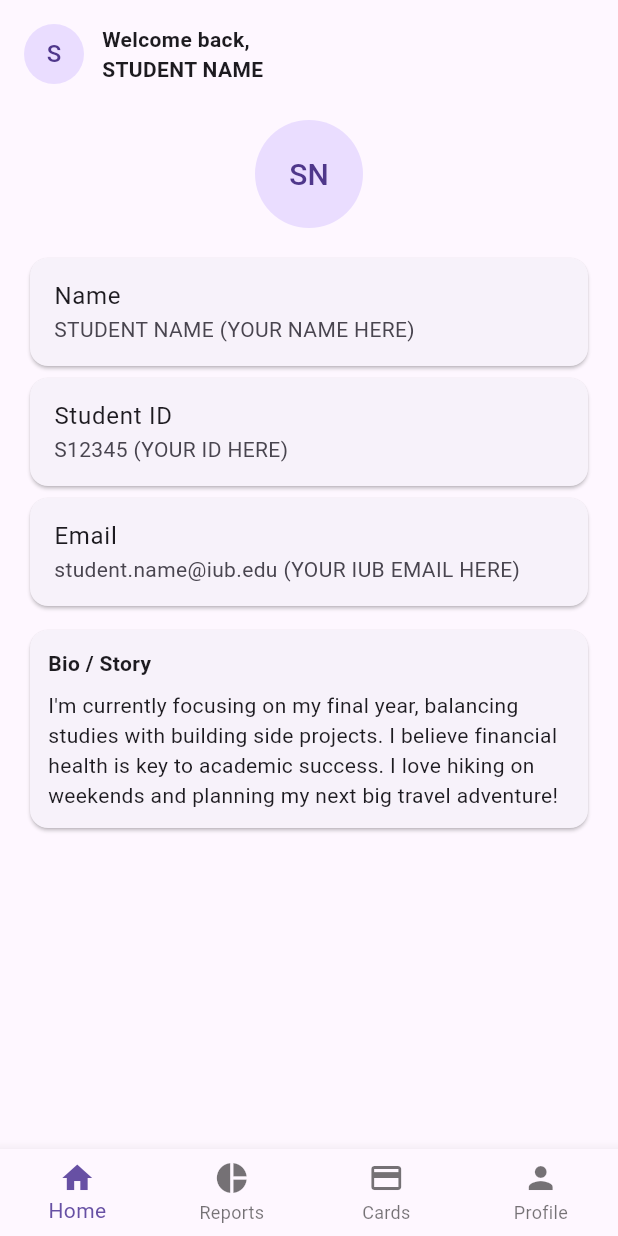
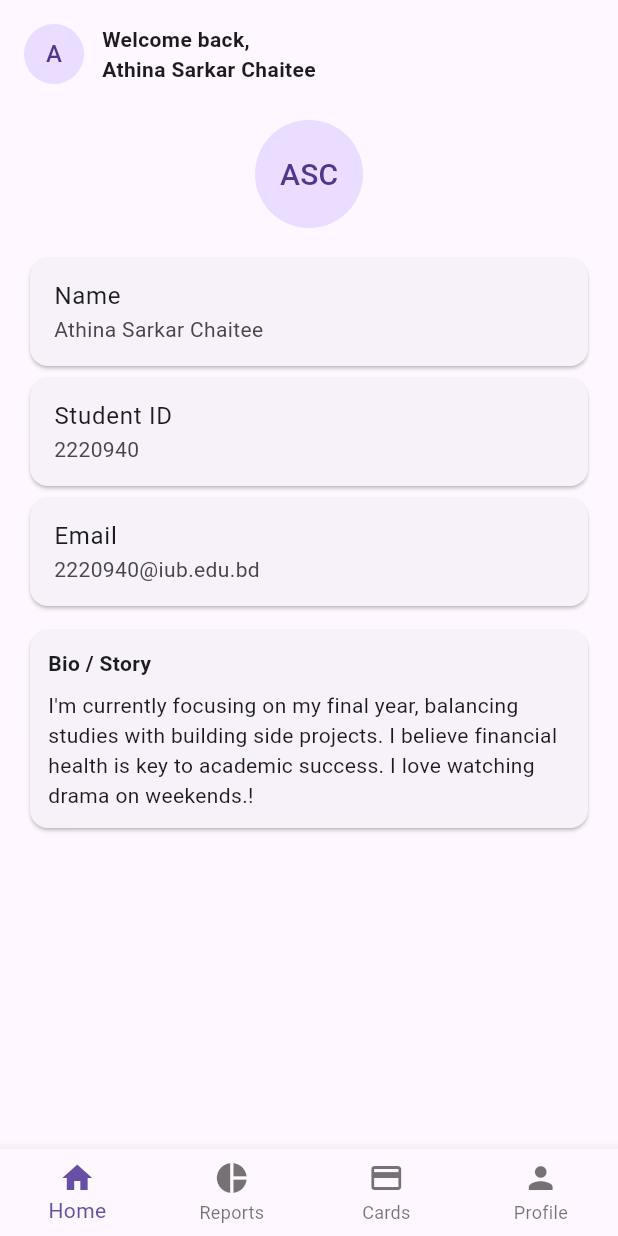
Before and after one commit to Athina-Sarkar-Chaitee/assignment-two-flutter-UI-Athina_Sarkar_Chaitee_2220940, a Flutter app: the screen it shows after launch, swiped to page 4, on a phone screen of 412 x 824 dp. Run offline on Flutter 3.47's test engine with Material 3 defaults, Android fonts, the phone set to English and light mode, and no system bars.

Commit message:
screen4 fixed

```diff
--- a/lib/screens/cards_screen.dart
+++ b/lib/screens/cards_screen.dart
@@ -13,7 +13,7 @@ class CardsScreen extends StatelessWidget {
             // Header
             Row(
               children: const [
-                CircleAvatar(child: Text('S')),
+                CircleAvatar(child: Text('A')),
                 SizedBox(width: 12),
                 Expanded(
                   child: Text('Welcome back,\nAthina Sarkar Chaitee', style: TextStyle(fontWeight: FontWeight.bold)),
--- a/lib/screens/home_screen.dart
+++ b/lib/screens/home_screen.dart
@@ -12,7 +12,7 @@ class HomeScreen extends StatelessWidget {
             // Header
             Row(
               children: [
-                const CircleAvatar(child: Text('S')),
+                const CircleAvatar(child: Text('A')),
                 const SizedBox(width: 12),
                 const Expanded(
                   child: Text('Welcome back,\nAthina Sarkar Chaitee',
--- a/lib/screens/profile_screen.dart
+++ b/lib/screens/profile_screen.dart
@@ -12,10 +12,10 @@ class ProfileScreen extends StatelessWidget {
             // Header
             Row(
               children: const [
-                CircleAvatar(child: Text('S')),
+                CircleAvatar(child: Text('A')),
                 SizedBox(width: 12),
                 Expanded(
-                  child: Text('Welcome back,\nSTUDENT NAME', style: TextStyle(fontWeight: FontWeight.bold)),
+                  child: Text('Welcome back,\nAthina Sarkar Chaitee', style: TextStyle(fontWeight: FontWeight.bold)),
                 ),
                 SizedBox(width: 8),
               ],
@@ -23,17 +23,17 @@ class ProfileScreen extends StatelessWidget {
             const SizedBox(height: 24),
 
             // Profile tile
-            CircleAvatar(radius: 36, child: const Text('SN', style: TextStyle(fontSize: 20))),
+            CircleAvatar(radius: 36, child: const Text('ASC', style: TextStyle(fontSize: 20))),
             const SizedBox(height: 16),
 
             Card(
-              child: ListTile(title: const Text('Name'), subtitle: const Text('STUDENT NAME (YOUR NAME HERE)')),
+              child: ListTile(title: const Text('Name'), subtitle: const Text('Athina Sarkar Chaitee')),
             ),
             Card(
-              child: ListTile(title: const Text('Student ID'), subtitle: const Text('S12345 (YOUR ID HERE)')),
+              child: ListTile(title: const Text('Student ID'), subtitle: const Text('2220940')),
             ),
             Card(
-              child: ListTile(title: const Text('Email'), subtitle: const Text('student.name@iub.edu (YOUR IUB EMAIL HERE)')),
+              child: ListTile(title: const Text('Email'), subtitle: const Text('2220940@iub.edu.bd')),
             ),
             const SizedBox(height: 8),
 
@@ -48,7 +48,7 @@ class ProfileScreen extends StatelessWidget {
                     SizedBox(height: 8),
                     Text(
                       "I'm currently focusing on my final year, balancing studies with building side projects. "
-                      "I believe financial health is key to academic success. I love hiking on weekends and planning my next big travel adventure!",
+                      "I believe financial health is key to academic success. I love watching drama on weekends.!",
                     ),
                   ],
                 ),
--- a/lib/screens/reports_screen.dart
+++ b/lib/screens/reports_screen.dart
@@ -22,7 +22,7 @@ class ReportsScreen extends StatelessWidget {
             // Header
             Row(
               children: const [
-                CircleAvatar(child: Text('S')),
+                CircleAvatar(child: Text('A')),
                 SizedBox(width: 12),
                 Expanded(
                   child: Text('Welcome back,\nAthina Sarkar Chaitee', style: TextStyle(fontWeight: FontWeight.bold)),
```
